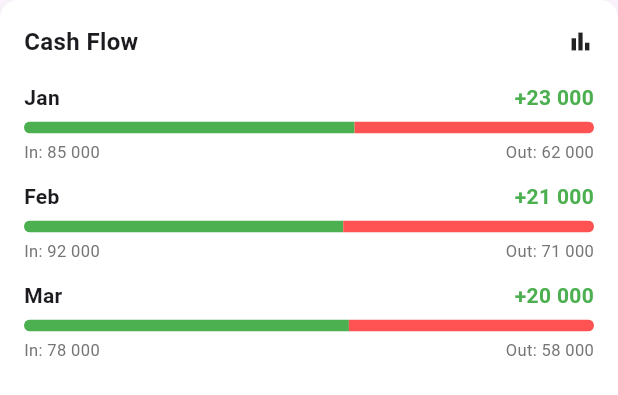
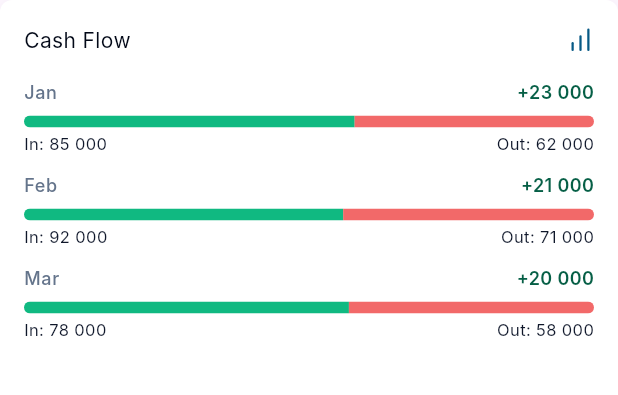
Before and after one commit to MironAlikc/erpmax-client, a Flutter app: the CashFlowCard widget shown alone on an empty page, opened directly, on a phone screen of 412 x 824 dp. Shown: the top 395 px of the screen. Run offline on Flutter 3.47's test engine with Material 3 defaults, Android fonts, the phone set to English and light mode, and no system bars; our stand-ins replace dartz, dio, equatable, fl_chart, flutter_bloc, flutter_secure_storage and 8 more; missing offline and left inert: shadcn_flutter; accounts and stored records are empty; generated files the repository leaves out were written again; network calls fail; Roboto replaces fonts that are missing (Inter).

Commit message:
Financial summary sections app styles was add

```diff
--- a/lib/features/accounting/presentation/widgets/accounting_tabs/accounting_dashboard/accounting_metrics/contra_indicators/contra_indications_card.dart
+++ b/lib/features/accounting/presentation/widgets/accounting_tabs/accounting_dashboard/accounting_metrics/contra_indicators/contra_indications_card.dart
@@ -61,8 +61,9 @@ class MetricCard extends StatelessWidget {
             LinearProgressIndicator(
               value: data.progress,
               backgroundColor: theme.gray200,
-              color: statusColor,
+              color: theme.primary,
               minHeight: 6,
+              borderRadius: BorderRadius.circular(10),
             ),
         ],
       ),
--- a/lib/features/accounting/presentation/widgets/accounting_tabs/accounting_dashboard/accounting_metrics/financial_summary_section/financial_summary_section.dart
+++ b/lib/features/accounting/presentation/widgets/accounting_tabs/accounting_dashboard/accounting_metrics/financial_summary_section/financial_summary_section.dart
@@ -1,5 +1,8 @@
 import 'package:erpmax_client/core/l10n/gen/app_localizations.dart';
+import 'package:erpmax_client/core/theme/app_theme.dart';
+import 'package:erpmax_client/core/theme/text_style_source.dart';
 import 'package:flutter/material.dart';
+import 'package:lucide_icons/lucide_icons.dart';
 
 class FinancialSummarySection extends StatelessWidget {
   const FinancialSummarySection({super.key});
@@ -28,7 +31,7 @@ class CashFlowCard extends StatelessWidget {
   Widget build(BuildContext context) {
     return _CardContainer(
       title: AppLocalizations.of(context).cashFlow,
-      icon: Icons.bar_chart,
+      icon: LucideIcons.barChart,
       child: Column(
         children: const [
           CashFlowRow(month: 'Jan', income: 85000, expense: 62000),
@@ -56,6 +59,8 @@ class CashFlowRow extends StatelessWidget {
 
   @override
   Widget build(BuildContext context) {
+    final theme = context.theme.appColor;
+
     final net = income - expense;
     final total = income + expense;
     final incomePercent = income / total;
@@ -66,13 +71,15 @@ class CashFlowRow extends StatelessWidget {
       children: [
         Row(
           children: [
-            Text(month, style: const TextStyle(fontWeight: FontWeight.w600)),
+            Text(
+              month,
+              style: AppTextStyles.label.copyWith(color: theme.textSecondary),
+            ),
             const Spacer(),
             Text(
               '+${_format(net)}',
-              style: const TextStyle(
-                color: Colors.green,
-                fontWeight: FontWeight.w600,
+              style: AppTextStyles.bodySmallBold.copyWith(
+                color: theme.successText,
               ),
             ),
           ],
@@ -84,11 +91,17 @@ class CashFlowRow extends StatelessWidget {
             children: [
               Expanded(
                 flex: (incomePercent * 100).round(),
-                child: Container(height: 8, color: Colors.green),
+                child: Container(
+                  height: 8,
+                  color: theme.success..withValues(alpha: 0.8),
+                ),
               ),
               Expanded(
                 flex: (expensePercent * 100).round(),
-                child: Container(height: 8, color: Colors.redAccent),
+                child: Container(
+                  height: 8,
+                  color: theme.error.withValues(alpha: 0.8),
+                ),
               ),
             ],
           ),
@@ -96,9 +109,15 @@ class CashFlowRow extends StatelessWidget {
         const SizedBox(height: 4),
         Row(
           children: [
-            Text('In: ${_format(income)}', style: _subTextStyle()),
+            Text(
+              'In: ${_format(income)}',
+              style: AppTextStyles.caption.copyWith(color: theme.textTertiary),
+            ),
             const Spacer(),
-            Text('Out: ${_format(expense)}', style: _subTextStyle()),
+            Text(
+              'Out: ${_format(expense)}',
+              style: AppTextStyles.caption.copyWith(color: theme.textTertiary),
+            ),
           ],
         ),
       ],
@@ -113,37 +132,38 @@ class ExpenseBreakdownCard extends StatelessWidget {
 
   @override
   Widget build(BuildContext context) {
+    final theme = context.theme.appColor;
     final localizations = AppLocalizations.of(context);
 
     return _CardContainer(
       title: localizations.accExpenseBreakdown,
-      icon: Icons.pie_chart,
+      icon: LucideIcons.pieChart,
       child: Column(
         children: [
           ExpenseRow(
             label: localizations.accSalaries,
             value: 45000,
-            color: Colors.blue,
+            color: theme.infoText,
           ),
           ExpenseRow(
             label: localizations.accRent,
             value: 15000,
-            color: Colors.green,
+            color: theme.success,
           ),
           ExpenseRow(
             label: localizations.accUtilities,
             value: 8000,
-            color: Colors.orange,
+            color: theme.warning,
           ),
           ExpenseRow(
             label: localizations.accMarketing,
             value: 12000,
-            color: Colors.purple,
+            color: theme.violetText,
           ),
           ExpenseRow(
             label: localizations.accOthers,
             value: 20000,
-            color: Colors.grey,
+            color: theme.gray500,
           ),
         ],
       ),
@@ -165,6 +185,7 @@ class ExpenseRow extends StatelessWidget {
 
   @override
   Widget build(BuildContext context) {
+    final theme = context.theme.appColor;
     const maxValue = 50000;
 
     return Padding(
@@ -181,15 +202,20 @@ class ExpenseRow extends StatelessWidget {
             child: Column(
               crossAxisAlignment: CrossAxisAlignment.start,
               children: [
-                Text(label, style: const TextStyle(fontSize: 13)),
+                Text(
+                  label,
+                  style: AppTextStyles.label.copyWith(
+                    color: theme.textSecondary,
+                  ),
+                ),
                 const SizedBox(height: 4),
                 ClipRRect(
                   borderRadius: BorderRadius.circular(4),
                   child: LinearProgressIndicator(
                     value: value / maxValue,
                     minHeight: 6,
-                    backgroundColor: Colors.grey.shade300,
-                    valueColor: AlwaysStoppedAnimation(color),
+                    backgroundColor: theme.gray200,
+                    valueColor: AlwaysStoppedAnimation(theme.primary),
                   ),
                 ),
               ],
@@ -198,7 +224,9 @@ class ExpenseRow extends StatelessWidget {
           const SizedBox(width: 8),
           Text(
             _format(value),
-            style: const TextStyle(fontWeight: FontWeight.w600),
+            style: AppTextStyles.bodySmallBold.copyWith(
+              color: theme.textPrimary,
+            ),
           ),
         ],
       ),
@@ -221,12 +249,14 @@ class _CardContainer extends StatelessWidget {
 
   @override
   Widget build(BuildContext context) {
+    final theme = context.theme.appColor;
+
     return Container(
       padding: const EdgeInsets.all(16),
       decoration: BoxDecoration(
-        color: Colors.white,
-        borderRadius: BorderRadius.circular(12),
-        boxShadow: const [BoxShadow(blurRadius: 10, color: Color(0x11000000))],
+        color: theme.white,
+        borderRadius: BorderRadius.circular(8),
+        boxShadow: [BoxShadow(blurRadius: 10, color: theme.shadowColor)],
       ),
       child: Column(
         children: [
@@ -234,13 +264,12 @@ class _CardContainer extends StatelessWidget {
             children: [
               Text(
                 title,
-                style: const TextStyle(
-                  fontSize: 16,
-                  fontWeight: FontWeight.w600,
+                style: AppTextStyles.bodyMedium.copyWith(
+                  color: theme.textPrimary,
                 ),
               ),
               const Spacer(),
-              Icon(icon, size: 18),
+              Icon(icon, size: 18, color: theme.infoText),
             ],
           ),
           const SizedBox(height: 16),
@@ -251,10 +280,6 @@ class _CardContainer extends StatelessWidget {
   }
 }
 
-TextStyle _subTextStyle() {
-  return TextStyle(fontSize: 11, color: Colors.grey.shade600);
-}
-
 String _format(int value) {
   return value.toString().replaceAllMapped(
     RegExp(r'(\d)(?=(\d{3})+(?!\d))'),
```
